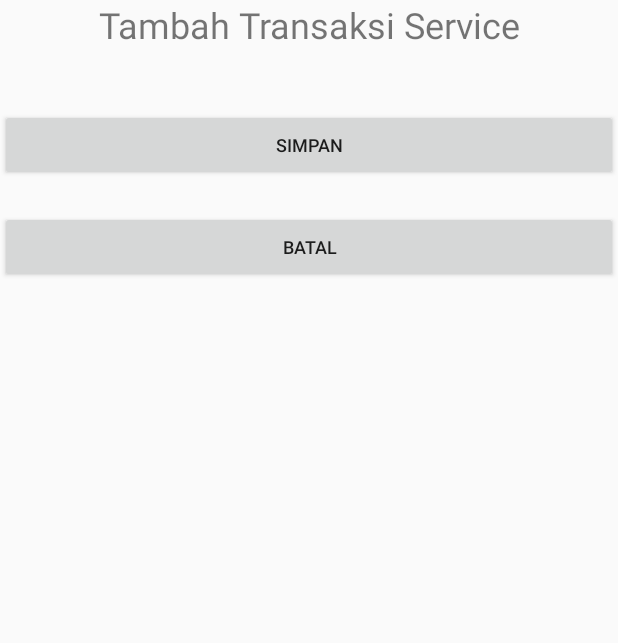
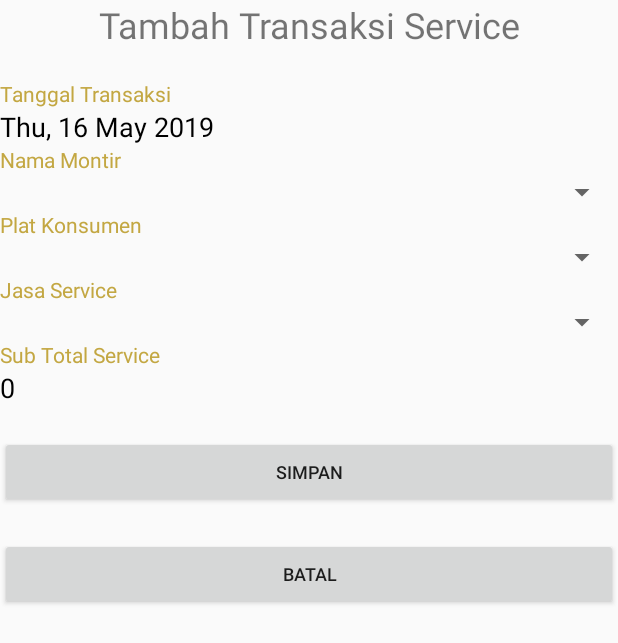
Before and after one commit to sintaxd/P3L-Mobile, an Android app: the tambah_transaksi_penjualan_service screen opened directly, with no data from a screen before it, on a phone screen of 412 x 824 dp. Shown: the top 643 px of the screen. Run offline under Robolectric (Android 15) with nearby library versions, the light colour scheme and no system bars.

Commit message:
cicil UI

```diff
--- a/app/src/main/java/kel1/com/simato_mobile/View/CustomerService/TransaksiPenjualan/tambah_transaksi_penjualan_service.java
+++ b/app/src/main/java/kel1/com/simato_mobile/View/CustomerService/TransaksiPenjualan/tambah_transaksi_penjualan_service.java
@@ -2,14 +2,26 @@ package kel1.com.simato_mobile.View.CustomerService.TransaksiPenjualan;
 
 import android.support.v7.app.AppCompatActivity;
 import android.os.Bundle;
+import android.widget.TextView;
+
+import java.text.SimpleDateFormat;
+import java.util.Date;
+import java.util.Locale;
 
 import kel1.com.simato_mobile.R;
 
 public class tambah_transaksi_penjualan_service extends AppCompatActivity {
 
+    TextView setTanggal;
     @Override
     protected void onCreate(Bundle savedInstanceState) {
         super.onCreate(savedInstanceState);
         setContentView(R.layout.activity_tambah_transaksi_penjualan_service);
+
+        setTanggal = findViewById(R.id.textView_tanggalFix);
+        //create a date string.
+        String date_now = new SimpleDateFormat("EEE, d MMM yyyy", Locale.getDefault()).format(new Date());
+        //set it as current date.
+        setTanggal.setText(date_now);
     }
 }
--- a/app/src/main/res/layout/activity_tambah_transaksi_penjualan_service.xml
+++ b/app/src/main/res/layout/activity_tambah_transaksi_penjualan_service.xml
@@ -17,55 +17,62 @@ tools:context=".View.CustomerService.TransaksiPenjualan.tambah_transaksi_penjual
     android:text="Tambah Transaksi Service"
     android:textAlignment="center"
     android:textSize="24sp" />
-<!--<TextView-->
-    <!--android:id="@+id/textView_NamaCabang"-->
-    <!--android:layout_width="match_parent"-->
-    <!--android:layout_height="wrap_content"-->
-    <!--android:text="Nama Cabang"-->
-    <!--android:textColor="@color/menusCS" />-->
+    <TextView
+        android:id="@+id/textView_tanggalTransaksi"
+        android:layout_width="match_parent"
+        android:layout_height="wrap_content"
+        android:text="Tanggal Transaksi"
+        android:textColor="@color/menusCS" />
+    <TextView
+        android:id="@+id/textView_tanggalFix"
+        android:layout_width="match_parent"
+        android:layout_height="wrap_content"
+        android:textColor="#000000"
+        android:textSize="18sp" />
+    <TextView
+        android:id="@+id/textView_NamaMontir"
+        android:layout_width="match_parent"
+        android:layout_height="wrap_content"
+        android:text="Nama Montir"
+        android:textColor="@color/menusCS" />
+    <Spinner
+        android:id="@+id/spinner_montir"
+        android:layout_width="match_parent"
+        android:layout_height="wrap_content" />
+    <TextView
+        android:id="@+id/textView_platKonsumen"
+        android:layout_width="match_parent"
+        android:layout_height="wrap_content"
+        android:text="Plat Konsumen"
+        android:textColor="@color/menusCS" />
+    <Spinner
+        android:id="@+id/spinner_plat_konsumen"
+        android:layout_width="match_parent"
+        android:layout_height="wrap_content" />
+    <TextView
+        android:id="@+id/textView_namaJasaService"
+        android:layout_width="match_parent"
+        android:layout_height="wrap_content"
+        android:text="Jasa Service"
+        android:textColor="@color/menusCS" />
+    <Spinner
+        android:id="@+id/spinner_nama_jasa_service"
+        android:layout_width="match_parent"
+        android:layout_height="wrap_content" />
+    <TextView
+        android:id="@+id/textView_subTotal"
+        android:layout_width="match_parent"
+        android:layout_height="wrap_content"
+        android:text="Sub Total Service"
+        android:textColor="@color/menusCS" />
 
-<!--<Spinner-->
-    <!--android:id="@+id/spinner_cabang"-->
-    <!--android:layout_width="match_parent"-->
-    <!--android:layout_height="wrap_content" />-->
-<!--<TextView-->
-    <!--android:id="@+id/textView_namaSparepartCabang"-->
-    <!--android:layout_width="wrap_content"-->
-    <!--android:layout_height="wrap_content"-->
-    <!--android:text="Nama Sparepart"-->
-    <!--android:textColor="@color/menusCS" />-->
-
-<!--<Spinner-->
-    <!--android:id="@+id/spinner_sparepart_cabang"-->
-    <!--android:layout_width="match_parent"-->
-    <!--android:layout_height="wrap_content" />-->
-
-<!--<TextView-->
-    <!--android:id="@+id/textView_NamaKonsumen"-->
-    <!--android:layout_width="match_parent"-->
-    <!--android:layout_height="wrap_content"-->
-    <!--android:text="Nama Konsumen"-->
-    <!--android:textColor="@color/menusCS" />-->
-
-<!--<Spinner-->
-    <!--android:id="@+id/spinner_konsumen"-->
-    <!--android:layout_width="match_parent"-->
-    <!--android:layout_height="wrap_content" />-->
-
-<!--<android.support.design.widget.TextInputLayout-->
-    <!--android:layout_width="match_parent"-->
-    <!--android:layout_height="wrap_content"-->
-    <!--app:counterEnabled="true"-->
-    <!--app:counterMaxLength="11"-->
-    <!--app:errorEnabled="true">-->
-
-    <!--<android.support.design.widget.TextInputEditText-->
-        <!--android:id="@+id/text_input_jumlahBeli_sparepart"-->
-        <!--android:layout_width="match_parent"-->
-        <!--android:layout_height="wrap_content"-->
-        <!--android:hint="Jumlah Beli Sparepart"-->
-        <!--android:inputType="number" />-->
-<!--</android.support.design.widget.TextInputLayout>-->
+    <TextView
+        android:id="@+id/textView_subTotalFix"
+        android:layout_width="match_parent"
+        android:layout_height="wrap_content"
+        android:text="0"
+        android:textColor="#000000"
+        android:textSize="18sp" />
     <Button
         android:id="@+id/button_Simpan"
         android:layout_width="match_parent"
@@ -83,6 +90,5 @@ tools:context=".View.CustomerService.TransaksiPenjualan.tambah_transaksi_penjual
         android:layout_height="wrap_content"
         android:text="BATAL"
         android:textSize="12sp"
-    android:layout_marginBottom="20dp"
-    />
+        android:layout_marginBottom="20dp" />
 </LinearLayout>
--- a/app/src/main/res/layout/activity_tambah_transaksi_penjualan_sparepart.xml
+++ b/app/src/main/res/layout/activity_tambah_transaksi_penjualan_sparepart.xml
@@ -78,6 +78,7 @@ tools:context=".View.CustomerService.TransaksiPenjualan.tambah_transaksi_penjual
             android:hint="Jumlah Beli Sparepart"
             android:inputType="number" />
     </android.support.design.widget.TextInputLayout>
+
     <TextView
         android:id="@+id/textView_subTotal"
         android:layout_width="match_parent"
@@ -89,7 +90,7 @@ tools:context=".View.CustomerService.TransaksiPenjualan.tambah_transaksi_penjual
         android:id="@+id/textView_subTotalFix"
         android:layout_width="match_parent"
         android:layout_height="wrap_content"
-        android:text="200.000"
+        android:text="0"
         android:textColor="#000000"
         android:textSize="18sp" />
 <Button
```
Also changed, not shown: app/src/main/AndroidManifest.xml (+10 -8 lines), app/src/main/java/kel1/com/simato_mobile/recycle_adapter_tampil_riwayat_transaksi_konsumen.java (added, +13 -0 lines), app/src/main/res/layout/activity_recycle_adapter_tampil_riwayat_transaksi_konsumen.xml (added, +42 -0 lines). Lines whose indentation alone changed are shown as unchanged.
